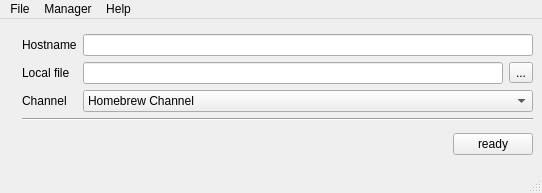
Before: the Qt Designer form c++/forms/mainform.ui in dev-0x7C6/qwiiload, drawn with Qt 5.
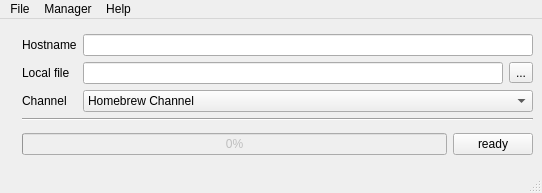
After: the same form once the commit is applied. Icons and pictures are not drawn.

```diff
--- a/c++/forms/mainform.ui
+++ b/c++/forms/mainform.ui
@@ -106,19 +106,6 @@
     </item>
     <item row="1" column="1" >
      <layout class="QGridLayout" >
-      <item row="0" column="0" >
-       <spacer>
-        <property name="orientation" >
-         <enum>Qt::Horizontal</enum>
-        </property>
-        <property name="sizeHint" >
-         <size>
-          <width>40</width>
-          <height>20</height>
-         </size>
-        </property>
-       </spacer>
-      </item>
       <item row="0" column="1" >
        <widget class="QPushButton" name="readyBtn" >
         <property name="sizePolicy" >
@@ -138,6 +125,16 @@
         </property>
        </widget>
       </item>
+      <item row="0" column="0" >
+       <widget class="QProgressBar" name="progressBar" >
+        <property name="enabled" >
+         <bool>false</bool>
+        </property>
+        <property name="value" >
+         <number>0</number>
+        </property>
+       </widget>
+      </item>
      </layout>
     </item>
    </layout>
```
